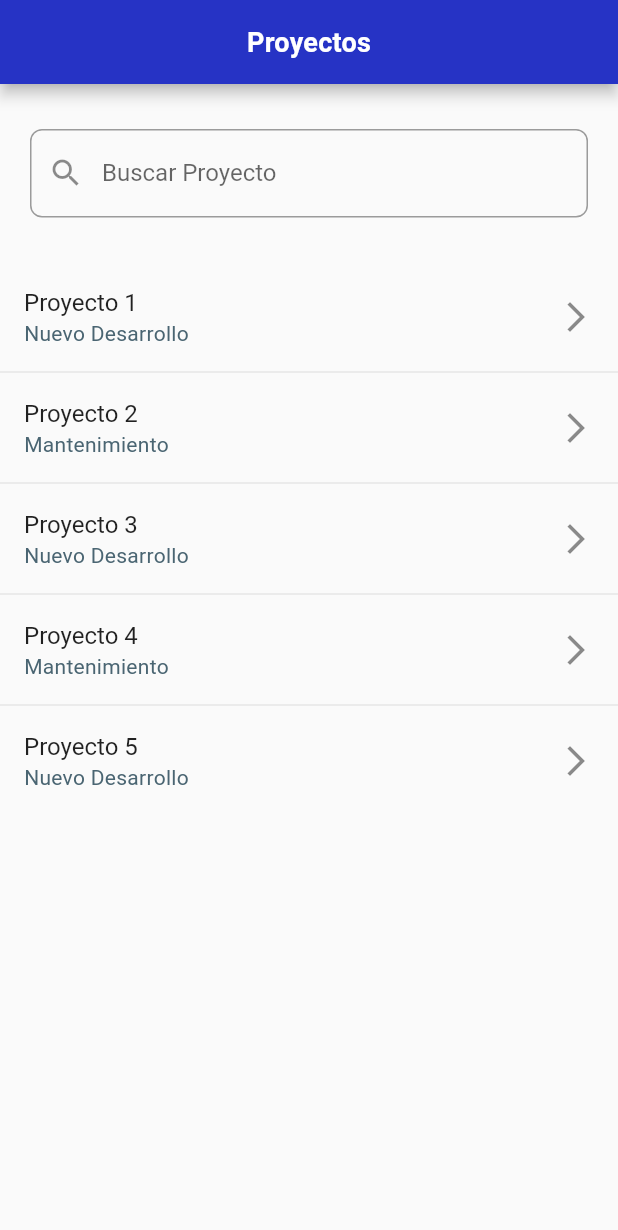
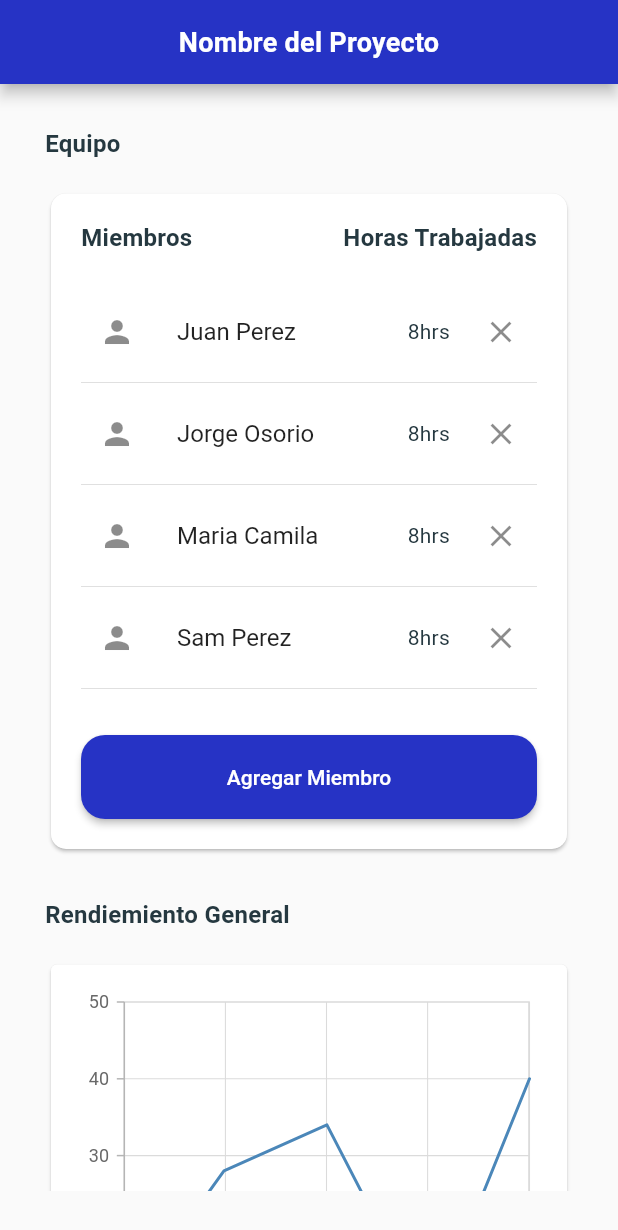
Before and after one commit to GreyHat147/work-flow-manager, a Flutter app: the screen it shows after launch, on a phone screen of 412 x 824 dp. Shown: the top 1230 px of the screen. Run offline on Flutter 3.47's test engine with Material 2 defaults, Android fonts, the phone set to English and light mode, and no system bars; our stand-ins replace firebase_auth, firebase_core, syncfusion_flutter_charts; accounts and stored records are empty.

Commit message:
create project details screen

```diff
--- a/lib/main.dart
+++ b/lib/main.dart
@@ -5,6 +5,7 @@ import 'package:flutter/services.dart';
 import 'package:work_flow_manager/app_theme.dart';
 import 'package:work_flow_manager/view/member/create_member_view.dart';
 import 'package:work_flow_manager/view/project/create_project_view.dart';
+import 'package:work_flow_manager/view/project/detail_project_view.dart';
 import 'package:work_flow_manager/view/project/projects_view.dart';
 import 'package:work_flow_manager/view/view.dart';
 import 'firebase_options.dart';
@@ -32,7 +33,7 @@ class WorkFlowManagerApp extends StatelessWidget {
         textTheme: AppTheme.textTheme,
         platform: TargetPlatform.iOS,
       ),
-      home: ProjectsView(),
+      home: DetailProjectView(),
     );
   }
 }
--- /dev/null
+++ b/lib/view/project/detail_project_view.dart
@@ -0,0 +1,184 @@
+import 'package:flutter/material.dart';
+import 'package:syncfusion_flutter_charts/charts.dart';
+import 'package:work_flow_manager/app_theme.dart';
+import 'package:work_flow_manager/view/widgets/widgets.dart';
+
+List<String> members = [
+  'Juan Perez',
+  'Jorge Osorio',
+  'Maria Camila',
+  'Sam Perez',
+];
+
+class WorkedHoursData {
+  WorkedHoursData(this.month, this.hours);
+
+  final DateTime month;
+  final double hours;
+}
+
+List<WorkedHoursData> data = [
+  WorkedHoursData(DateTime(2023, 6, 1), 10),
+  WorkedHoursData(DateTime(2023, 7, 1), 28),
+  WorkedHoursData(DateTime(2023, 8, 1), 34),
+  WorkedHoursData(DateTime(2023, 9, 1), 8),
+  WorkedHoursData(DateTime(2023, 10, 1), 40)
+];
+
+class DetailProjectView extends StatefulWidget {
+  const DetailProjectView({super.key});
+
+  @override
+  State<DetailProjectView> createState() => _DetailProjectViewState();
+}
+
+class _DetailProjectViewState extends State<DetailProjectView>
+    with TickerProviderStateMixin {
+  AnimationController? animationController;
+
+  @override
+  void initState() {
+    animationController = AnimationController(
+        duration: const Duration(milliseconds: 600), vsync: this);
+    super.initState();
+  }
+
+  @override
+  void dispose() {
+    animationController?.dispose();
+    super.dispose();
+  }
+
+  @override
+  Widget build(BuildContext context) {
+    return Scaffold(
+      appBar: AppBar(
+        backgroundColor: AppTheme.nearlyDarkBlue,
+        title: const Text(
+          'Nombre del Proyecto',
+          style: TextStyle(fontSize: 18),
+        ),
+      ),
+      body: Padding(
+        padding: EdgeInsets.all(30),
+        child: SingleChildScrollView(
+          child: Column(
+            crossAxisAlignment: CrossAxisAlignment.start,
+            children: [
+              /*  Chip(
+                label: Text('Nuevo Desarrollo'),
+              ), */
+              const Text(
+                "Equipo",
+                style: TextStyle(fontWeight: FontWeight.bold, fontSize: 16),
+              ),
+              const SizedBox(height: 20),
+              Card(
+                shape: RoundedRectangleBorder(
+                  borderRadius: BorderRadius.circular(10),
+                ),
+                child: Padding(
+                  padding: const EdgeInsets.all(20.0),
+                  child: Column(
+                    crossAxisAlignment: CrossAxisAlignment.start,
+                    children: [
+                      const Row(
+                        mainAxisAlignment: MainAxisAlignment.spaceBetween,
+                        children: [
+                          Text(
+                            "Miembros",
+                            style: TextStyle(
+                                fontWeight: FontWeight.bold, fontSize: 16),
+                          ),
+                          Text(
+                            "Horas Trabajadas",
+                            style: TextStyle(
+                              fontWeight: FontWeight.bold,
+                              fontSize: 16,
+                            ),
+                          ),
+                        ],
+                      ),
+                      const SizedBox(height: 20),
+                      ...members
+                          .map(
+                            (e) => Column(
+                              children: [
+                                ListTile(
+                                  contentPadding:
+                                      const EdgeInsets.symmetric(vertical: 5),
+                                  title: Text(e),
+                                  trailing: FittedBox(
+                                    child: Row(
+                                      children: [
+                                        const Text('8hrs'),
+                                        const SizedBox(width: 10),
+                                        IconButton(
+                                          onPressed: () {},
+                                          icon: const Icon(Icons.close),
+                                        )
+                                      ],
+                                    ),
+                                  ),
+                                  leading: IconButton(
+                                    onPressed: () {},
+                                    icon: const Icon(Icons.person),
+                                  ),
+                                ),
+                                const Divider(height: 2),
+                              ],
+                            ),
+                          )
+                          .toList(),
+                      const SizedBox(height: 30),
+                      CustomButton(
+                        child: const Text("Agregar Miembro"),
+                        onPressed: () {},
+                      ),
+                    ],
+                  ),
+                ),
+              ),
+              const SizedBox(height: 30),
+              const Text(
+                "Rendiemiento General",
+                style: TextStyle(fontWeight: FontWeight.bold, fontSize: 16),
+              ),
+              const SizedBox(height: 20),
+              Card(
+                child: Padding(
+                  padding: const EdgeInsets.all(15.0),
+                  child: SfCartesianChart(
+                    primaryXAxis: DateTimeAxis(),
+                    series: <ChartSeries>[
+                      // Renders line chart
+                      LineSeries<WorkedHoursData, DateTime>(
+                        dataSource: data,
+                        xValueMapper: (WorkedHoursData workedHoursData, _) =>
+                            workedHoursData.month,
+                        yValueMapper: (WorkedHoursData workedHoursData, _) =>
+                            workedHoursData.hours,
+                      )
+                    ],
+                    //Enable the trackball
+                    /*  trackball: const SparkChartTrackball(
+                        activationMode: SparkChartActivationMode.tap),
+                    //Enable marker
+                    marker: const SparkChartMarker(
+                        displayMode: SparkChartMarkerDisplayMode.all),
+                    //Enable data label
+                    labelDisplayMode: SparkChartLabelDisplayMode.first,
+
+                    xValueMapper: (int index) => data[index].month,
+                    yValueMapper: (int index) => data[index].hours,
+                    dataCount: data.length, */
+                  ),
+                ),
+              )
+            ],
+          ),
+        ),
+      ),
+    );
+  }
+}
--- a/pubspec.yaml
+++ b/pubspec.yaml
@@ -38,6 +38,7 @@ dependencies:
   firebase_core: ^2.19.0
   firebase_auth: ^4.11.1
   cloud_firestore: ^4.11.0
+  syncfusion_flutter_charts: ^23.1.41
 
 dev_dependencies:
   flutter_test:
```
Also changed, not shown: pubspec.lock.
